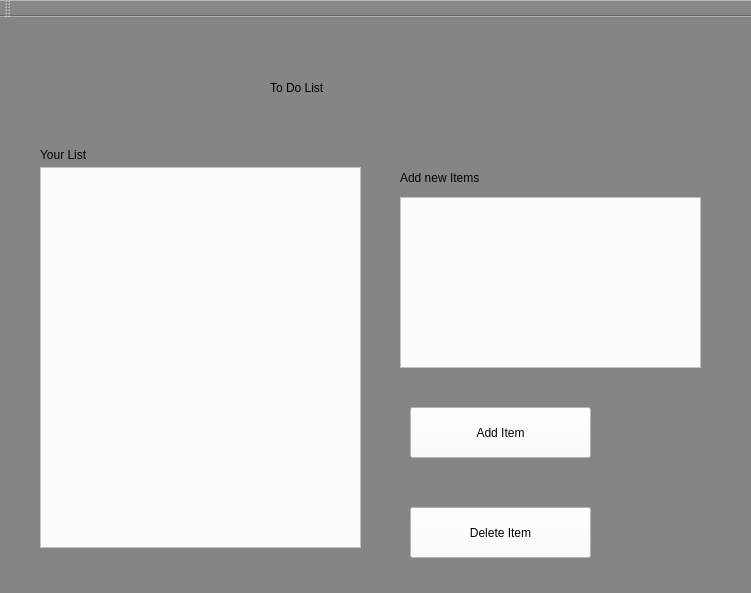
First picture: the form in widgets/ToDoList/toDoList.ui, repository miranda0129/Stick2It, before the edit.
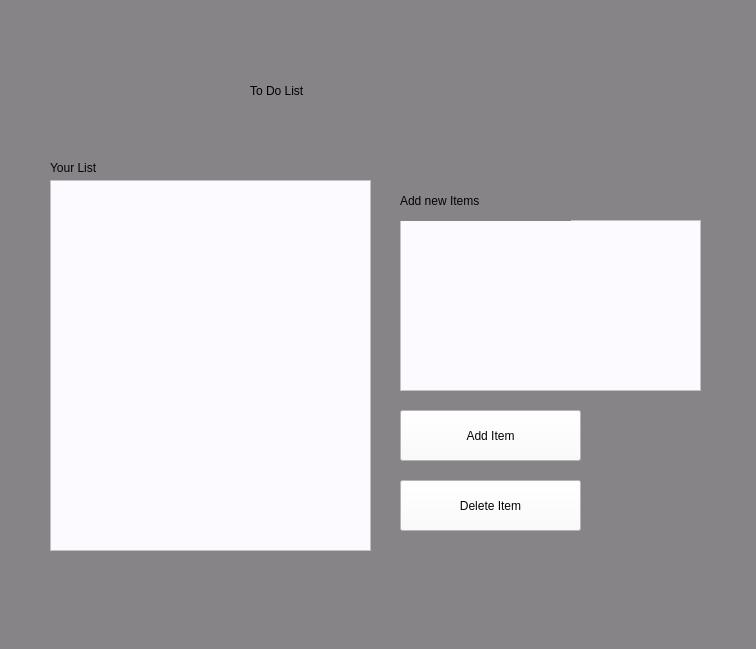
Second picture: the form after the edit.

Commit message: cleaned up main menu colour scheme matches to do list widget, i find the grey easier on the eyes, got rid of container borders

Patch:
```diff
--- a/widgets/ToDoList/toDoList.ui
+++ b/widgets/ToDoList/toDoList.ui
@@ -6,8 +6,8 @@
    <rect>
     <x>0</x>
     <y>0</y>
-    <width>751</width>
-    <height>593</height>
+    <width>756</width>
+    <height>649</height>
    </rect>
   </property>
   <property name="windowTitle">
@@ -17,83 +17,50 @@
    <bool>false</bool>
   </property>
   <property name="styleSheet">
-   <string notr="true">background-color: rgb(134, 132, 135)</string>
+   <string notr="true">background-color: rgb(134, 132, 135);</string>
   </property>
   <widget class="QWidget" name="centralwidget">
-   <widget class="QLabel" name="title">
+   <widget class="QFrame" name="frame">
     <property name="geometry">
      <rect>
-      <x>270</x>
-      <y>30</y>
-      <width>241</width>
-      <height>81</height>
+      <x>20</x>
+      <y>0</y>
+      <width>741</width>
+      <height>121</height>
      </rect>
     </property>
     <property name="styleSheet">
-     <string notr="true">font: italic 30pt &quot;Zapfino&quot;;
+     <string notr="true">border: none;</string>
+    </property>
+    <property name="frameShape">
+     <enum>QFrame::StyledPanel</enum>
+    </property>
+    <property name="frameShadow">
+     <enum>QFrame::Raised</enum>
+    </property>
+    <widget class="QLabel" name="title">
+     <property name="geometry">
+      <rect>
+       <x>230</x>
+       <y>50</y>
+       <width>241</width>
+       <height>81</height>
+      </rect>
+     </property>
+     <property name="styleSheet">
+      <string notr="true">font: italic 30pt &quot;Zapfino&quot;;
 color: rgb(0, 0, 0);</string>
-    </property>
-    <property name="text">
-     <string>To Do List</string>
-    </property>
-   </widget>
-   <widget class="QLabel" name="yourListLabel">
-    <property name="geometry">
-     <rect>
-      <x>40</x>
-      <y>130</y>
-      <width>121</width>
-      <height>16</height>
-     </rect>
-    </property>
-    <property name="styleSheet">
-     <string notr="true">font: italic 20pt &quot;Courier New&quot;;
-color: rgb(3, 3, 3)</string>
-    </property>
-    <property name="text">
-     <string>Your List</string>
-    </property>
-   </widget>
-   <widget class="QLabel" name="addNewItemLabel">
-    <property name="geometry">
-     <rect>
-      <x>400</x>
-      <y>140</y>
-      <width>171</width>
-      <height>41</height>
-     </rect>
-    </property>
-    <property name="styleSheet">
-     <string notr="true">font: italic 20pt &quot;Courier New&quot;;
-color: rgb(3, 3, 3)</string>
-    </property>
-    <property name="text">
-     <string>Add new Items</string>
-    </property>
-   </widget>
-   <widget class="QPushButton" name="addItemButton">
-    <property name="geometry">
-     <rect>
-      <x>410</x>
-      <y>390</y>
-      <width>181</width>
-      <height>51</height>
-     </rect>
-    </property>
-    <property name="styleSheet">
-     <string notr="true">font: italic 20pt &quot;Courier New&quot;;
-color: rgb(3, 3, 3);
-background-color: rgb(253, 250, 255);</string>
-    </property>
-    <property name="text">
-     <string>Add Item</string>
-    </property>
+     </property>
+     <property name="text">
+      <string>To Do List</string>
+     </property>
+    </widget>
    </widget>
    <widget class="QPushButton" name="deleteItemButton">
     <property name="geometry">
      <rect>
-      <x>410</x>
-      <y>490</y>
+      <x>400</x>
+      <y>480</y>
       <width>181</width>
       <height>51</height>
      </rect>
@@ -107,11 +74,43 @@
      <string>Delete Item</string>
     </property>
    </widget>
+   <widget class="QPushButton" name="addItemButton">
+    <property name="geometry">
+     <rect>
+      <x>400</x>
+      <y>410</y>
+      <width>181</width>
+      <height>51</height>
+     </rect>
+    </property>
+    <property name="styleSheet">
+     <string notr="true">font: italic 20pt &quot;Courier New&quot;;
+color: rgb(3, 3, 3);
+background-color: rgb(253, 250, 255);</string>
+    </property>
+    <property name="text">
+     <string>Add Item</string>
+    </property>
+   </widget>
+   <widget class="QListWidget" name="list">
+    <property name="geometry">
+     <rect>
+      <x>50</x>
+      <y>180</y>
+      <width>321</width>
+      <height>371</height>
+     </rect>
+    </property>
+    <property name="styleSheet">
+     <string notr="true">color: rgb(0, 0, 0);
+background-color: rgb(253, 250, 255);</string>
+    </property>
+   </widget>
    <widget class="QTextEdit" name="newItemInput">
     <property name="geometry">
      <rect>
       <x>400</x>
-      <y>180</y>
+      <y>220</y>
       <width>301</width>
       <height>171</height>
      </rect>
@@ -121,32 +120,40 @@
 background-color: rgb(253, 250, 255);</string>
     </property>
    </widget>
-   <widget class="QListWidget" name="list">
+   <widget class="QLabel" name="addNewItemLabel">
     <property name="geometry">
      <rect>
-      <x>40</x>
-      <y>150</y>
-      <width>321</width>
-      <height>381</height>
+      <x>400</x>
+      <y>180</y>
+      <width>171</width>
+      <height>41</height>
      </rect>
     </property>
     <property name="styleSheet">
-     <string notr="true">color: rgb(0, 0, 0);
-background-color: rgb(253, 250, 255);</string>
+     <string notr="true">font: italic 20pt &quot;Courier New&quot;;
+color: rgb(3, 3, 3)</string>
     </property>
+    <property name="text">
+     <string>Add new Items</string>
+    </property>
    </widget>
-  </widget>
-  <widget class="QStatusBar" name="statusbar"/>
-  <widget class="QToolBar" name="toolBar">
-   <property name="windowTitle">
-    <string>toolBar</string>
-   </property>
-   <attribute name="toolBarArea">
-    <enum>TopToolBarArea</enum>
-   </attribute>
-   <attribute name="toolBarBreak">
-    <bool>false</bool>
-   </attribute>
+   <widget class="QLabel" name="yourListLabel">
+    <property name="geometry">
+     <rect>
+      <x>50</x>
+      <y>160</y>
+      <width>121</width>
+      <height>16</height>
+     </rect>
+    </property>
+    <property name="styleSheet">
+     <string notr="true">font: italic 20pt &quot;Courier New&quot;;
+color: rgb(3, 3, 3)</string>
+    </property>
+    <property name="text">
+     <string>Your List</string>
+    </property>
+   </widget>
   </widget>
  </widget>
  <resources/>
```
The commit also changes 1 other file.
